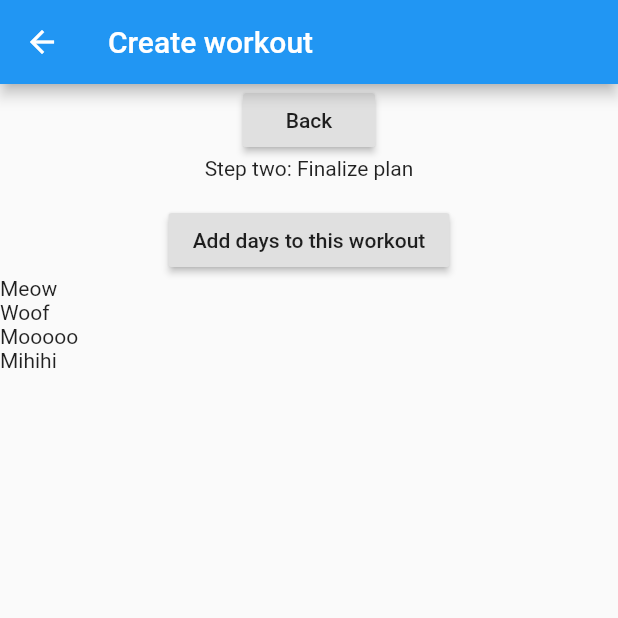
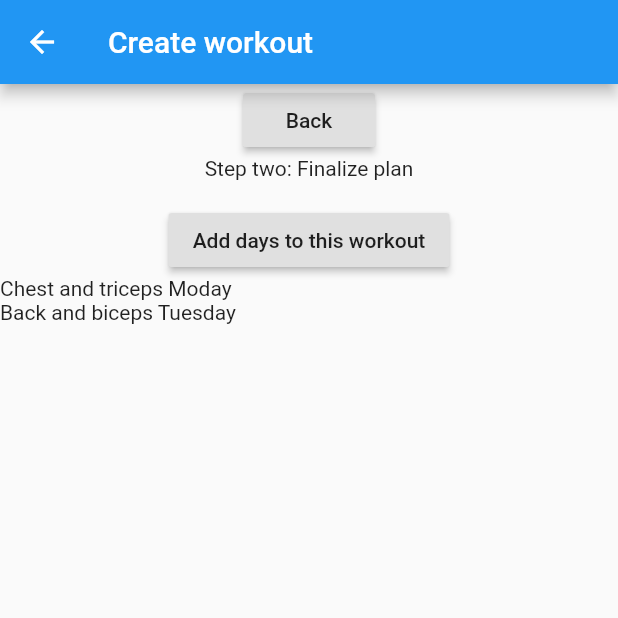
Before and after one commit to N3RDCLASH/lifft, a Flutter app: the CreateWorkout screen opened by its route, after a tap on "Next", on a phone screen of 412 x 824 dp, the top half of it. Run offline on Flutter 3.47's test engine with Material 2 defaults, Android fonts, the phone set to English and light mode, and no system bars.

Commit message:
Working on adding workout days bug

```diff
--- /dev/null
+++ b/lib/models/workout_day_model.dart
@@ -0,0 +1,17 @@
+import 'package:flutter/material.dart';
+
+class WorkoutDay extends StatelessWidget {
+  final String name;
+  final String day;
+
+  WorkoutDay({
+    Key key,
+    this.name,
+    this.day,
+  }) : super(key: key);
+
+  @override
+  Widget build(BuildContext context) {
+    return Text(name + " " + day);
+  }
+}
--- a/lib/screens/create_workout_screen.dart
+++ b/lib/screens/create_workout_screen.dart
@@ -1,15 +1,9 @@
+import 'package:LIFFT/models/workout_day_model.dart';
 import 'package:flutter/material.dart';
 
 class CreateWorkout extends StatefulWidget {
   @override
   _CreateWorkoutState createState() => _CreateWorkoutState();
-}
-
-class WorkoutDay {
-  String name;
-  String day;
-  // Key key;
-
 }
 
 class _CreateWorkoutState extends State<CreateWorkout> {
@@ -30,10 +24,8 @@ class _CreateWorkoutState extends State<CreateWorkout> {
   ];
 
   List workoutDays = [
-    "Meow",
-    "Woof",
-    "Mooooo",
-    "Mihihi",
+    WorkoutDay(key: UniqueKey(), day: "Moday", name: "Chest and triceps"),
+    WorkoutDay(key: UniqueKey(), day: "Tuesday", name: "Back and biceps")
   ];
 
   void _addWorkoutDayModalSheet(context) {
@@ -80,7 +72,11 @@ class _CreateWorkoutState extends State<CreateWorkout> {
                         child: Text("Save"),
                         onPressed: () {
                           setState(() {
-                            workoutDays.add(workoutNameController.text);
+                            workoutDays.add(WorkoutDay(
+                              key: UniqueKey(),
+                              name: workoutNameController.text,
+                              day: selectedDay,
+                            ));
                           });
                           Navigator.pop(context);
                         },
@@ -150,10 +146,9 @@ class _CreateWorkoutState extends State<CreateWorkout> {
                   Container(
                     height: 500,
                     child: ListView.builder(
-                        key: UniqueKey(),
                         itemCount: workoutDays.length,
                         itemBuilder: (BuildContext context, int index) {
-                          return Text(workoutDays[index]);
+                          return workoutDays[index];
                         }),
                   ),
                 ],
```
